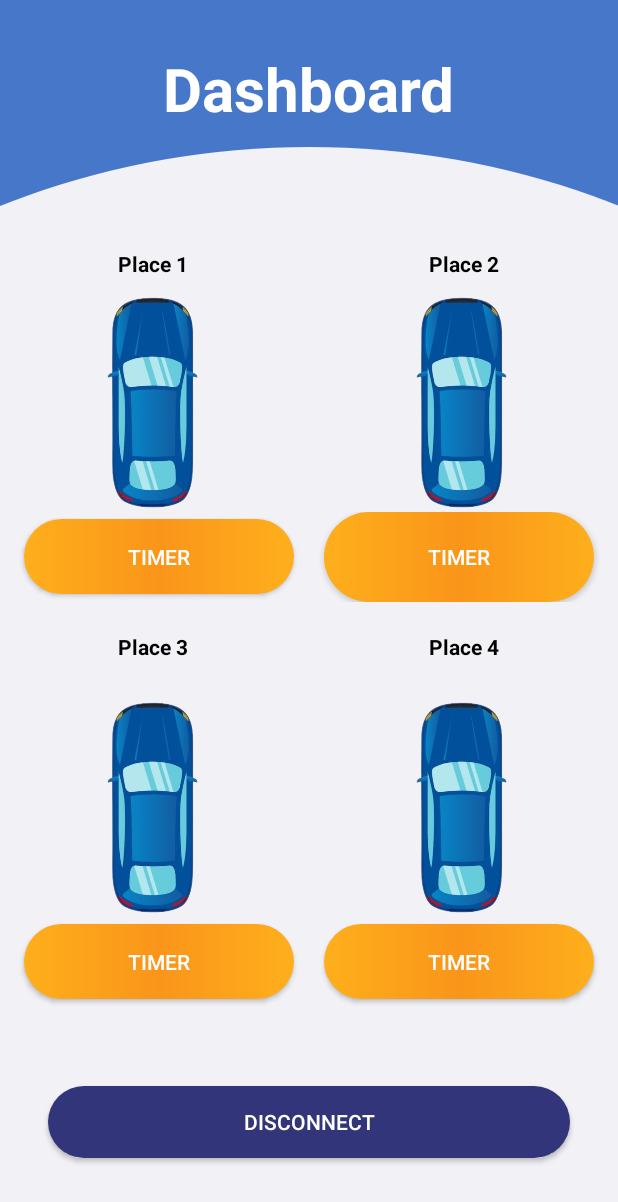
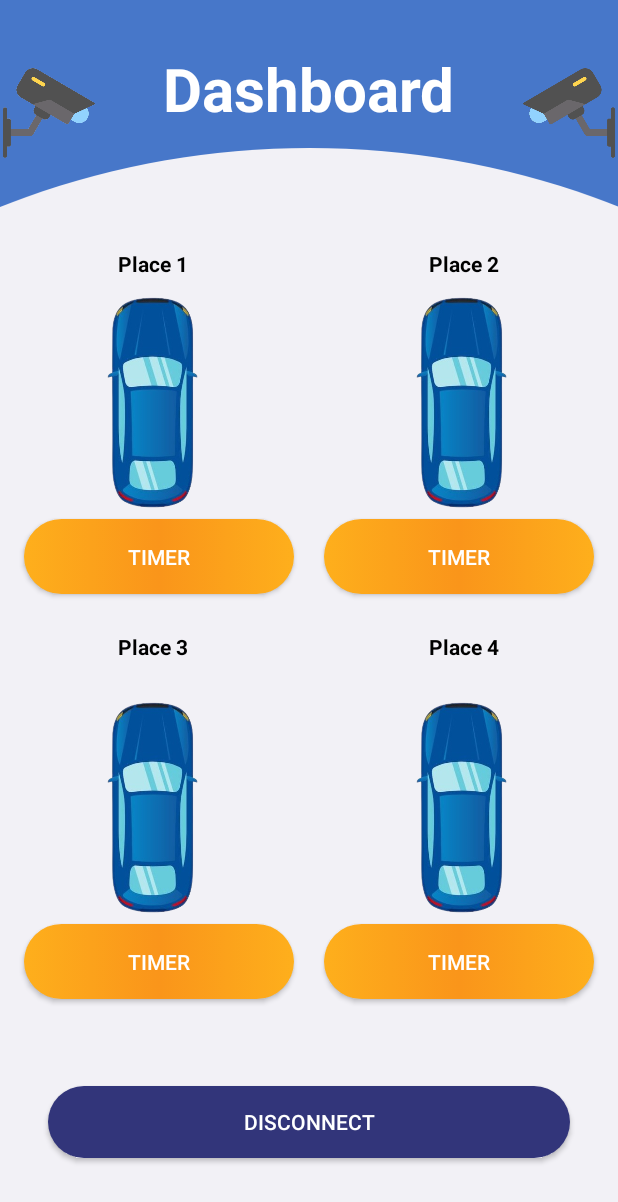
Before and after one commit to yassinema11/SPS2, an Android app: the screen it shows after launch (Dashboard), on a phone screen of 412 x 824 dp. Shown: the top 1202 px of the screen. Run offline under Robolectric (Android 15) with nearby library versions, the light colour scheme and no system bars; our stand-ins replace Firebase (no records; nobody signed in at launch, a user with empty details on screens opened directly).

Commit message:
Third Commit

```diff
--- a/app/src/main/java/smart/parking/solution/Dashboard.java
+++ b/app/src/main/java/smart/parking/solution/Dashboard.java
@@ -20,7 +20,7 @@ import com.google.firebase.database.ValueEventListener;
 
 public class Dashboard extends AppCompatActivity
 {
-    ImageView I1, I2 ,I3 ,I4;
+    ImageView I1, I2 ,I3 ,I4, C1,C2;
     TextView sp1, sp2 ,sp3, sp4;
     Button bp1, bp2 ,bp3 ,bp4 , btnDisconnect;
 
@@ -30,8 +30,8 @@ public class Dashboard extends AppCompatActivity
         super.onCreate(savedInstanceState);
         setContentView(R.layout.activity_dashboard);
 
-        I1 = findViewById(R.id.p3);
-        I2 = findViewById(R.id.p4);
+        I1 = findViewById(R.id.p1);
+        I2 = findViewById(R.id.p2);
         I3 = findViewById(R.id.p3);
         I4 = findViewById(R.id.p4);
 
@@ -40,10 +40,13 @@ public class Dashboard extends AppCompatActivity
         sp3 = findViewById(R.id.sp3);
         sp4 = findViewById(R.id.sp4);
 
-        bp1 = findViewById(R.id.btnp3);
-        bp2 = findViewById(R.id.btnp4);
+        bp1 = findViewById(R.id.btnp1);
+        bp2 = findViewById(R.id.btnp2);
         bp3 = findViewById(R.id.btnp3);
         bp4 = findViewById(R.id.btnp4);
+
+        C1 = findViewById(R.id.cam1);
+        C2 = findViewById(R.id.cam2);
 
         btnDisconnect = findViewById(R.id.disconnect);
 
@@ -67,12 +70,14 @@ public class Dashboard extends AppCompatActivity
                         {
                             sp1.setText("Place 1 : "+place1);
                             I1.setVisibility(View.INVISIBLE);
+                            bp1.setEnabled(false);
                         }
 
                         if (place1.equals("Reserved"))
                         {
                             sp1.setText("Place 1 : "+place1);
                             I1.setVisibility(View.VISIBLE);
+                            bp1.setEnabled(true);
                         }
                     }
                 }
@@ -101,12 +106,14 @@ public class Dashboard extends AppCompatActivity
                         {
                             sp2.setText("Place 2 : "+place2);
                             I2.setVisibility(View.INVISIBLE);
+                            bp2.setEnabled(false);
                         }
 
                         if (place2.equals("Reserved"))
                         {
                             sp2.setText("Place 2 : "+place2);
                             I2.setVisibility(View.VISIBLE);
+                            bp2.setEnabled(true);
                         }
                     }}
             }
@@ -134,12 +141,14 @@ public class Dashboard extends AppCompatActivity
                         {
                             sp3.setText("Place 3 : "+place3);
                             I3.setVisibility(View.INVISIBLE);
+                            bp3.setEnabled(false);
                         }
 
                         if (place3.equals("Reserved"))
                         {
                             sp3.setText("Place 3 : "+place3);
                             I3.setVisibility(View.VISIBLE);
+                            bp3.setEnabled(true);
                         }
                     }}
             }
@@ -168,12 +177,14 @@ public class Dashboard extends AppCompatActivity
                         {
                             sp4.setText("Place 4 : "+place4);
                             I4.setVisibility(View.INVISIBLE);
+                            bp4.setEnabled(false);
                         }
 
                         if (place4.equals("Reserved"))
                         {
                             sp4.setText("Place 4 : "+place4);
                             I4.setVisibility(View.VISIBLE);
+                            bp4.setEnabled(true);
                         }
                     }}
             }
@@ -196,5 +207,25 @@ public class Dashboard extends AppCompatActivity
             }
         });
 
+        C1.setOnClickListener(new View.OnClickListener()
+        {
+            @Override
+            public void onClick(View view)
+            {
+                Intent camAct = new Intent(Dashboard.this, CameraView.class);
+                startActivity(camAct);
+            }
+        });
+
+        C2.setOnClickListener(new View.OnClickListener()
+        {
+            @Override
+            public void onClick(View view)
+            {
+                Intent camAct = new Intent(Dashboard.this, CameraView.class);
+                startActivity(camAct);
+            }
+        });
+
     }
 }
--- a/app/src/main/res/layout/activity_dashboard.xml
+++ b/app/src/main/res/layout/activity_dashboard.xml
@@ -21,15 +21,36 @@
             android:layout_height="150dp"
             android:background="#FF4777C9">
 
+
             <ImageView
                 android:id="@+id/imageView3"
                 android:layout_width="match_parent"
                 android:layout_height="wrap_content"
+                android:layout_marginTop="13dp"
                 android:scaleType="fitXY"
                 android:src="@drawable/arc_3"
                 app:layout_constraintBottom_toBottomOf="parent"
                 app:layout_constraintEnd_toEndOf="parent"
-                app:layout_constraintStart_toStartOf="parent" />
+                app:layout_constraintStart_toStartOf="parent"
+                app:layout_constraintTop_toBottomOf="@+id/textView" />
+
+            <ImageView
+                android:id="@+id/cam1"
+                android:layout_width="65dp"
+                android:layout_height="65dp"
+                app:layout_constraintBottom_toBottomOf="@+id/imageView3"
+                app:layout_constraintStart_toStartOf="parent"
+                app:layout_constraintTop_toTopOf="parent"
+                app:srcCompat="@drawable/cctv_left" />
+
+            <ImageView
+                android:id="@+id/cam2"
+                android:layout_width="65dp"
+                android:layout_height="65dp"
+                app:layout_constraintBottom_toBottomOf="@+id/imageView3"
+                app:layout_constraintEnd_toEndOf="parent"
+                app:layout_constraintTop_toTopOf="parent"
+                app:srcCompat="@drawable/cctv_right" />
 
             <TextView
                 android:id="@+id/textView"
@@ -37,9 +58,9 @@
                 android:layout_height="wrap_content"
                 android:layout_marginTop="32dp"
                 android:text="Dashboard"
-                android:textStyle="bold"
                 android:textColor="@color/white"
                 android:textSize="40sp"
+                android:textStyle="bold"
                 app:layout_constraintEnd_toEndOf="parent"
                 app:layout_constraintStart_toStartOf="parent"
                 app:layout_constraintTop_toTopOf="parent" />
@@ -97,7 +118,7 @@
 
 
             <ImageView
-                android:id="@+id/p3"
+                android:id="@+id/p1"
                 android:layout_width="wrap_content"
                 android:layout_height="wrap_content"
                 android:layout_weight="1"
@@ -105,7 +126,7 @@
                 android:visibility="visible" />
 
             <ImageView
-                android:id="@+id/p4"
+                android:id="@+id/p2"
                 android:layout_width="wrap_content"
                 android:layout_height="wrap_content"
                 android:layout_weight="1"
@@ -126,7 +147,7 @@
             app:layout_constraintTop_toBottomOf="@+id/imgs">
 
             <Button
-                android:id="@+id/btnp3"
+                android:id="@+id/btnp1"
                 android:layout_width="180dp"
                 android:layout_height="50dp"
                 android:layout_marginLeft="20dp"
@@ -135,9 +156,9 @@
                 android:text="Timer"></Button>
 
             <Button
-                android:id="@+id/btnp4"
+                android:id="@+id/btnp2"
                 android:layout_width="180dp"
-                android:layout_height="60dp"
+                android:layout_height="50dp"
                 android:layout_marginLeft="10dp"
                 android:layout_marginRight="20dp"
                 android:background="@drawable/orange_button"
```
Also changed, not shown: app/src/main/AndroidManifest.xml (+4 -3 lines), app/src/main/java/smart/parking/solution/CameraView.java (added, +32 -0 lines), app/src/main/res/layout/activity_camera_view.xml (added, +69 -0 lines), app/src/main/res/drawable/cctv_left.png (added), app/src/main/res/drawable/cctv_right.png (added).
